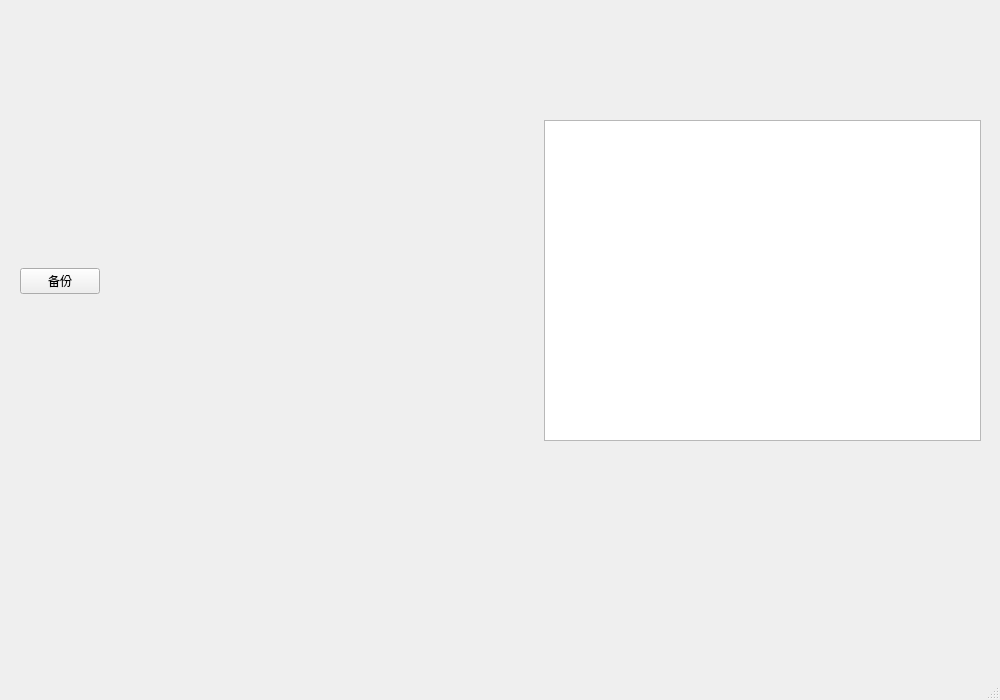
Above: src/gui/btmainwindow.ui from realth000/BackTook before the change. Below: the same form after it.
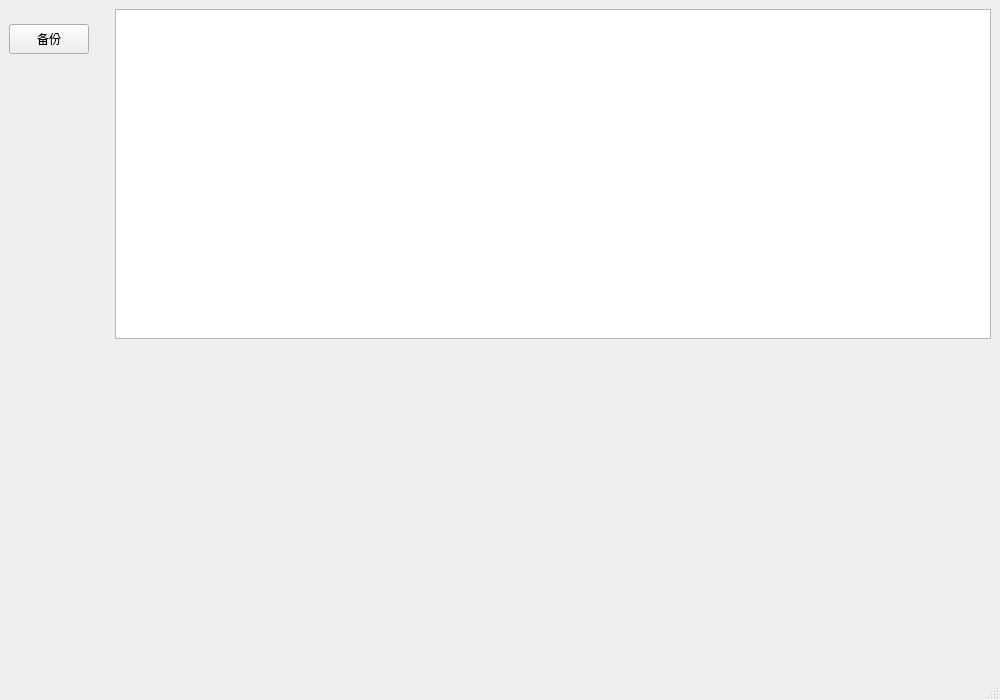
That is the form after the change.

Commit message:
feat(*):Setup backup progress according to config table
New features:
    Setup backup progress according to config table.

```diff
--- a/src/gui/btmainwindow.ui
+++ b/src/gui/btmainwindow.ui
@@ -14,38 +14,47 @@
    <string>BTMainWindow</string>
   </property>
   <widget class="QWidget" name="centralwidget">
-   <widget class="QWidget" name="horizontalLayoutWidget">
-    <property name="geometry">
-     <rect>
-      <x>20</x>
-      <y>120</y>
-      <width>961</width>
-      <height>321</height>
-     </rect>
-    </property>
+   <property name="sizePolicy">
+    <sizepolicy hsizetype="Expanding" vsizetype="Expanding">
+     <horstretch>0</horstretch>
+     <verstretch>0</verstretch>
+    </sizepolicy>
+   </property>
+   <layout class="QVBoxLayout" name="verticalLayout_2">
+    <item>
     <layout class="QHBoxLayout" name="horizontalLayout">
      <item>
-      <layout class="QGridLayout" name="gridLayout">
-       <item row="0" column="2">
-        <widget class="QTableWidget" name="backupConfigTableWidget"/>
-       </item>
-       <item row="0" column="0">
         <layout class="QVBoxLayout" name="verticalLayout">
          <item>
           <spacer name="verticalSpacer_2">
            <property name="orientation">
             <enum>Qt::Vertical</enum>
            </property>
+          <property name="sizeType">
+           <enum>QSizePolicy::Fixed</enum>
+          </property>
            <property name="sizeHint" stdset="0">
             <size>
              <width>20</width>
-             <height>40</height>
+            <height>15</height>
             </size>
            </property>
           </spacer>
          </item>
          <item>
           <widget class="QPushButton" name="startBackupPushButton">
+          <property name="sizePolicy">
+           <sizepolicy hsizetype="Fixed" vsizetype="Fixed">
+            <horstretch>0</horstretch>
+            <verstretch>0</verstretch>
+           </sizepolicy>
+          </property>
+          <property name="minimumSize">
+           <size>
+            <width>0</width>
+            <height>30</height>
+           </size>
+          </property>
            <property name="text">
             <string>备份</string>
            </property>
@@ -56,33 +65,54 @@
            <property name="orientation">
             <enum>Qt::Vertical</enum>
            </property>
+          <property name="sizeType">
+           <enum>QSizePolicy::Expanding</enum>
+          </property>
            <property name="sizeHint" stdset="0">
             <size>
              <width>20</width>
-             <height>40</height>
+            <height>80</height>
             </size>
            </property>
           </spacer>
          </item>
         </layout>
        </item>
-       <item row="0" column="1">
+      <item>
         <spacer name="horizontalSpacer">
          <property name="orientation">
           <enum>Qt::Horizontal</enum>
          </property>
+        <property name="sizeType">
+         <enum>QSizePolicy::Fixed</enum>
+        </property>
          <property name="sizeHint" stdset="0">
           <size>
-           <width>40</width>
+          <width>20</width>
            <height>20</height>
           </size>
          </property>
         </spacer>
        </item>
-      </layout>
-     </item>
-    </layout>
-   </widget>
+      <item>
+       <widget class="QTableWidget" name="backupTable"/>
+      </item>
+     </layout>
+    </item>
+    <item>
+     <spacer name="verticalSpacer_3">
+      <property name="orientation">
+       <enum>Qt::Vertical</enum>
+      </property>
+      <property name="sizeHint" stdset="0">
+       <size>
+        <width>18</width>
+        <height>313</height>
+       </size>
+      </property>
+     </spacer>
+    </item>
+   </layout>
   </widget>
   <widget class="QMenuBar" name="menubar">
    <property name="geometry">
```
Left out of the diff: 2 changed lines with no effect on the pictures. Lines whose indentation alone changed are shown as unchanged. The commit also changes 2 other files.
